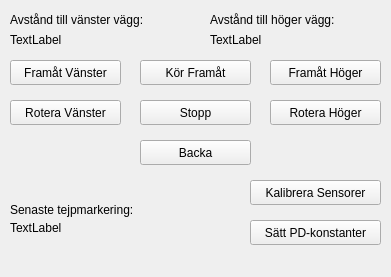
The window that kod/fjarr/mainwindow.ui (grupphenning/allt) describes before a commit, drawn with Qt 5.
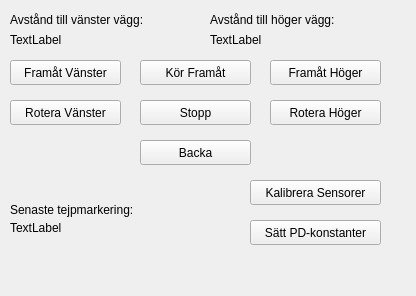
The same window after the commit.

Commit message: Gripklo kan styras

```diff
--- a/kod/fjarr/mainwindow.ui
+++ b/kod/fjarr/mainwindow.ui
@@ -6,8 +6,8 @@
    <rect>
     <x>0</x>
     <y>0</y>
-    <width>391</width>
-    <height>277</height>
+    <width>416</width>
+    <height>296</height>
    </rect>
   </property>
   <property name="sizePolicy">
```
Left out of the diff: 2 changed lines with no effect on the pictures. The commit also changes 2 other files.
